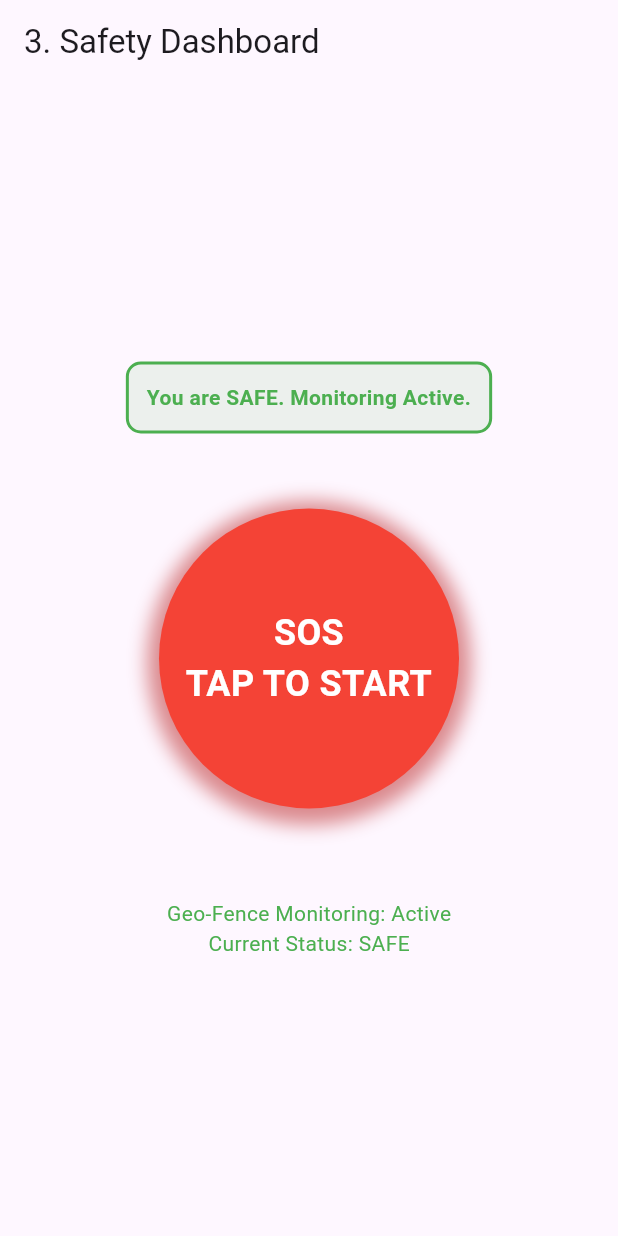
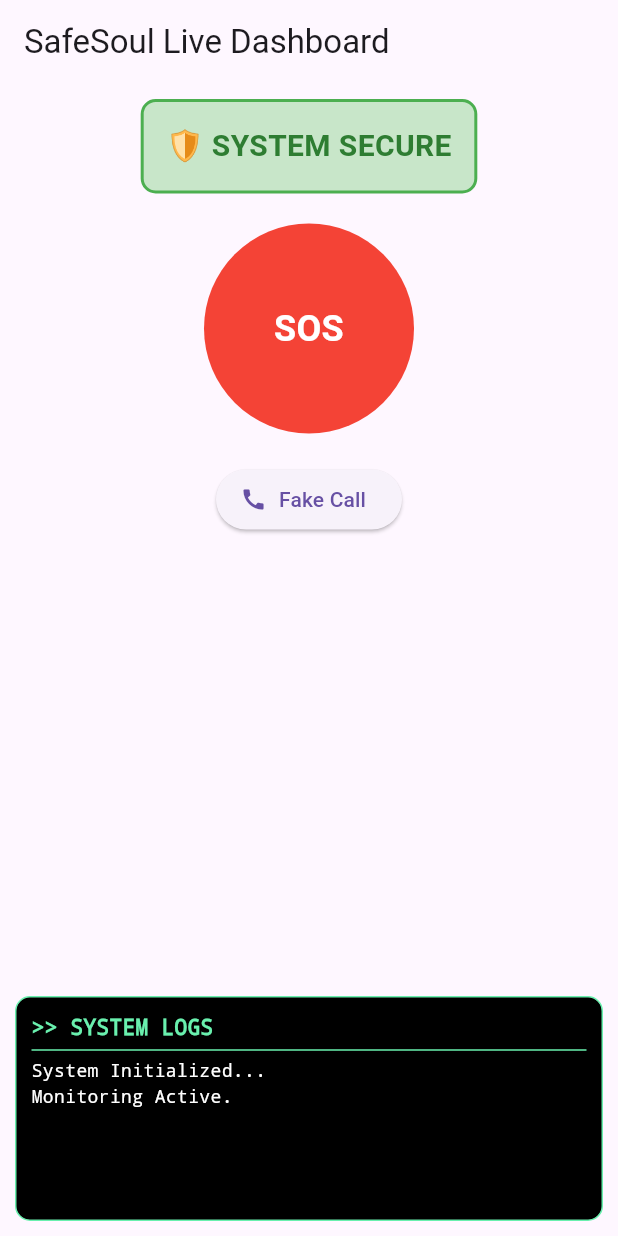
Before and after one commit to PDK45/SOS-GEO-FENCING-APP, a Flutter app: the HomeScreen screen opened directly, on a phone screen of 412 x 824 dp. Run offline on Flutter 3.47's test engine with Material 3 defaults, Android fonts, the phone set to English and light mode, and no system bars; our stand-ins replace geolocator, sensors_plus, shared_preferences; missing offline and left inert: telephony; accounts and stored records are empty.

Commit message:
Updated App

```diff
--- a/lib/home_screen.dart
+++ b/lib/home_screen.dart
@@ -2,9 +2,9 @@
 
 import 'package:flutter/material.dart';
 import 'package:sensors_plus/sensors_plus.dart';
+import 'package:geolocator/geolocator.dart';
 import 'dart:async';
-
-import 'alert_logic.dart'; // Import the core alert logic
+import 'alert_logic.dart' as app_logic;
 
 class HomeScreen extends StatefulWidget {
   const HomeScreen({super.key});
@@ -14,183 +14,197 @@ class HomeScreen extends StatefulWidget {
 }
 
 class _HomeScreenState extends State<HomeScreen> {
-  StreamSubscription? _accelerometerSubscription;
-  bool isMonitoring = true; // Use this to toggle monitoring
+  StreamSubscription? _accelSub;
+  StreamSubscription? _geoSub;
+  bool isMonitoring = true;
+
+  // Console Logs List
+  List<String> logs = ["System Initialized...", "Monitoring Active."];
+  ScrollController _logScrollController = ScrollController();
 
   @override
   void initState() {
     super.initState();
-    _startBackgroundMonitoring();
+    _startSensors();
+    _startGeoFencing();
+
+    // Connect the Logic Log to this UI
+    app_logic.onLogUpdate = (String message) {
+      if (mounted) {
+        setState(() {
+          logs.add("${DateTime.now().hour}:${DateTime.now().minute}:${DateTime.now().second} > $message");
+          // Auto-scroll to bottom
+          Future.delayed(const Duration(milliseconds: 100), () {
+             if (_logScrollController.hasClients) {
+               _logScrollController.animateTo(
+                 _logScrollController.position.maxScrollExtent,
+                 duration: const Duration(milliseconds: 300),
+                 curve: Curves.easeOut);
+             }
+          });
+        });
+      }
+    };
+
+    Timer.periodic(const Duration(seconds: 1), (timer) { if(mounted) setState((){}); });
   }
 
   @override
   void dispose() {
-    _accelerometerSubscription?.cancel();
+    _accelSub?.cancel();
+    _geoSub?.cancel();
     super.dispose();
   }
 
-  // --- Feature 3: Shake Detection Logic ---
-  void _startBackgroundMonitoring() {
-    // Listen to accelerometer events for shake detection (Feature 3)
-    _accelerometerSubscription = accelerometerEvents.listen((AccelerometerEvent event) {
-      if (!isMonitoring) return;
-
-      double x = event.x;
-      double y = event.y;
-      double z = event.z;
-
-      // Simple shake detection logic: rapid change in total acceleration
-      // A more robust shake detection tracks peaks and valleys.
-      if ((x.abs() > 25.0 || y.abs() > 25.0 || z.abs() > 25.0) && currentStatus == AlertStatus.safe) {
-        // Debounce: ensure only one alert is triggered per event
-        setState(() {
-            triggerAlert(reason: 'Panic Shake Gesture');
-        });
-      }
-
-      // We will add the Basic Fall Detection (Feature 5) logic here later.
+  void _launchFakeCall() {
+    app_logic.triggerFakeCall();
+    ScaffoldMessenger.of(context).showSnackBar(const SnackBar(content: Text("Fake Call in 10s...")));
+    Future.delayed(const Duration(seconds: 10), () {
+      if(mounted) Navigator.push(context, MaterialPageRoute(builder: (context) => const FakeCallScreen()));
     });
   }
 
-  // Helper to visually update the status
-  void _updateStatus() {
-    setState(() {}); // Rebuilds the UI to reflect the currentStatus change
+  void _startSensors() {
+    _accelSub = accelerometerEvents.listen((event) {
+      if (!isMonitoring) return;
+      double magnitude = (event.x * event.x + event.y * event.y + event.z * event.z);
+      if (magnitude > 600.0 && app_logic.currentStatus == app_logic.AlertStatus.safe) {
+        app_logic.triggerAlert(reason: 'Panic Shake');
+      }
+    });
+  }
+
+  void _startGeoFencing() {
+    _geoSub = Geolocator.getPositionStream(
+      locationSettings: const LocationSettings(accuracy: LocationAccuracy.high, distanceFilter: 100),
+    ).listen((Position position) {
+      if (!isMonitoring || app_logic.currentStatus != app_logic.AlertStatus.safe) return;
+
+      bool isInside = false;
+      for (var zone in app_logic.safeZones) {
+        double dist = Geolocator.distanceBetween(position.latitude, position.longitude, zone.latitude, zone.longitude);
+        if (dist <= zone.radiusMeters) { isInside = true; break; }
+      }
+
+      if (!isInside && app_logic.safeZones.isNotEmpty) {
+        app_logic.triggerAlert(reason: 'Geo-Fence Exit');
+      }
+    });
   }
 
   @override
   Widget build(BuildContext context) {
-    // Re-check status from external logic file
-    if (currentStatus != AlertStatus.safe) {
-      // Re-initialize timer if the app was backgrounded/reopened
-      // (Advanced: requires lifecycle management, simple solution for prototype: update status)
-      if (currentStatus == AlertStatus.tier1 && alertTimer?.isActive == false) {
-        // If the timer expired while the app was closed, force escalation (simple recovery)
-        WidgetsBinding.instance.addPostFrameCallback((_) => escalateToTier2());
-      }
-    }
+    bool isAlert = app_logic.currentStatus != app_logic.AlertStatus.safe;
 
     return Scaffold(
-      appBar: AppBar(title: const Text('3. Safety Dashboard')),
-      body: Center(
-        child: Column(
-          mainAxisAlignment: MainAxisAlignment.center,
-          children: <Widget>[
-            // Current Safety Status
-            _buildSafetyStatusIndicator(),
+      appBar: AppBar(title: const Text('SafeSoul Live Dashboard')),
+      body: Column(
+        children: [
+          const SizedBox(height: 10),
 
-            const SizedBox(height: 50),
+          // 1. Status Card
+          Container(
+            padding: const EdgeInsets.all(15),
+            margin: const EdgeInsets.symmetric(horizontal: 20),
+            decoration: BoxDecoration(
+              color: isAlert ? Colors.red.shade100 : Colors.green.shade100,
+              borderRadius: BorderRadius.circular(10),
+              border: Border.all(color: isAlert ? Colors.red : Colors.green, width: 2),
+            ),
+            child: Text(
+              isAlert ? "🚨 ALERT ACTIVE 🚨" : "🛡️ SYSTEM SECURE",
+              textAlign: TextAlign.center,
+              style: TextStyle(fontSize: 20, fontWeight: FontWeight.bold, color: isAlert ? Colors.red : Colors.green.shade800),
+            ),
+          ),
 
-            // Large SOS Button (Manual Activation)
-            GestureDetector(
-              onTap: () {
-                setState(() {
-                  if (currentStatus == AlertStatus.safe) {
-                    triggerAlert(reason: 'Manual Button Press');
-                  } else {
-                    confirmSafety(); // Manual Tap cancels the alert if active
-                  }
-                });
-              },
-              child: Container(
-                width: 200,
-                height: 200,
-                decoration: BoxDecoration(
-                  shape: BoxShape.circle,
-                  color: currentStatus == AlertStatus.safe ? Colors.red : Colors.green,
-                  boxShadow: [
-                    BoxShadow(
-                      color: (currentStatus != AlertStatus.safe ? Colors.green.shade900 : Colors.red.shade900).withOpacity(0.5),
-                      spreadRadius: 8,
-                      blurRadius: 10,
-                      offset: const Offset(0, 3),
-                    ),
-                  ],
-                ),
-                child: Center(
-                  child: Text(
-                    currentStatus == AlertStatus.safe ? 'SOS\nTAP TO START' : 'SAFETY CONFIRMED\nTAP TO CANCEL',
-                    textAlign: TextAlign.center,
-                    style: const TextStyle(
-                      color: Colors.white,
-                      fontSize: 24,
-                      fontWeight: FontWeight.bold,
+          const SizedBox(height: 20),
+
+          // 2. SOS Button
+          GestureDetector(
+            onTap: () => setState(() {
+              if (isAlert) app_logic.confirmSafety();
+              else app_logic.triggerAlert(reason: "Manual SOS Button");
+            }),
+            child: CircleAvatar(
+              radius: 70,
+              backgroundColor: isAlert ? Colors.green : Colors.red,
+              child: Text(isAlert ? "I AM\nSAFE" : "SOS", textAlign: TextAlign.center, style: const TextStyle(color: Colors.white, fontSize: 24, fontWeight: FontWeight.bold)),
+            ),
+          ),
+
+          const SizedBox(height: 20),
+
+          // 3. Fake Call Button
+          ElevatedButton.icon(
+            onPressed: _launchFakeCall,
+            icon: const Icon(Icons.call),
+            label: const Text("Fake Call"),
+          ),
+
+          const Spacer(),
+
+          // 4. HACKATHON CONSOLE (Visual Log)
+          Container(
+            height: 150,
+            width: double.infinity,
+            margin: const EdgeInsets.all(10),
+            padding: const EdgeInsets.all(10),
+            decoration: BoxDecoration(
+              color: Colors.black,
+              borderRadius: BorderRadius.circular(10),
+              border: Border.all(color: Colors.greenAccent),
+            ),
+            child: Column(
+              crossAxisAlignment: CrossAxisAlignment.start,
+              children: [
+                const Text(">> SYSTEM LOGS", style: TextStyle(color: Colors.greenAccent, fontWeight: FontWeight.bold, fontFamily: 'monospace')),
+                const Divider(color: Colors.greenAccent, height: 10),
+                Expanded(
+                  child: ListView.builder(
+                    controller: _logScrollController,
+                    itemCount: logs.length,
+                    itemBuilder: (ctx, i) => Text(
+                      logs[i],
+                      style: const TextStyle(color: Colors.white, fontSize: 12, fontFamily: 'monospace')
                     ),
                   ),
                 ),
-              ),
+              ],
             ),
-            const SizedBox(height: 40),
-
-            // Tier 1 Confirmation UI (Feature 4)
-            if (currentStatus == AlertStatus.tier1)
-              _buildConfirmationBar(context),
-
-            if (currentStatus == AlertStatus.tier2 || currentStatus == AlertStatus.tier3)
-              const Text('ALERT SENT! Emergency contacts have been notified.', style: TextStyle(color: Colors.red, fontWeight: FontWeight.bold)),
-
-            // Geo-Fence Status Placeholder
-            const SizedBox(height: 20),
-            Text('Geo-Fence Monitoring: ${isMonitoring ? 'Active' : 'Inactive'}', style: TextStyle(color: isMonitoring ? Colors.green : Colors.grey)),
-            Text('Current Status: ${currentStatus.name.toUpperCase()}', style: TextStyle(color: currentStatus != AlertStatus.safe ? Colors.red : Colors.green)),
-          ],
-        ),
-      ),
-    );
-  }
-
-  Widget _buildSafetyStatusIndicator() {
-    String statusText;
-    Color color;
-
-    switch (currentStatus) {
-      case AlertStatus.safe:
-        statusText = 'You are SAFE. Monitoring Active.';
-        color = Colors.green;
-        break;
-      case AlertStatus.tier1:
-        statusText = 'SAFETY CHECK: Tap to confirm you are safe!';
-        color = Colors.orange;
-        break;
-      case AlertStatus.tier2:
-        statusText = 'TIER 2 ALERT: Contacts Notified. Police Alert in ${alertTimer?.tick ?? 0}s.';
-        color = Colors.red.shade700;
-        break;
-      case AlertStatus.tier3:
-        statusText = 'TIER 3 ALERT: Authorities Notified.';
-        color = Colors.red.shade900;
-        break;
-    }
-
-    return Container(
-      padding: const EdgeInsets.all(12),
-      margin: const EdgeInsets.symmetric(horizontal: 20),
-      decoration: BoxDecoration(
-        color: color.withOpacity(0.1),
-        border: Border.all(color: color, width: 2),
-        borderRadius: BorderRadius.circular(10),
-      ),
-      child: Text(statusText, textAlign: TextAlign.center, style: TextStyle(color: color, fontWeight: FontWeight.bold)),
-    );
-  }
-
-  Widget _buildConfirmationBar(BuildContext context) {
-    // Simple bar to visualize the 5-minute confirmation window
-    return Container(
-      padding: const EdgeInsets.symmetric(horizontal: 20, vertical: 15),
-      color: Colors.yellow.shade100,
-      child: Column(
-        children: [
-          const Text('AUTOMATIC ALERT TRIGGERED', style: TextStyle(fontWeight: FontWeight.bold, color: Colors.black87)),
-          const Text('Confirm safety within 5 minutes or contacts will be notified.', style: TextStyle(color: Colors.black54)),
-          const SizedBox(height: 10),
-          // In a final app, this would be a real countdown bar.
-          LinearProgressIndicator(
-            value: 0.5, // Placeholder for demonstration
-            backgroundColor: Colors.grey.shade300,
-            valueColor: const AlwaysStoppedAnimation<Color>(Colors.orange),
           ),
         ],
       ),
     );
   }
 }
+
+// --- FAKE CALL SCREEN ---
+class FakeCallScreen extends StatelessWidget {
+  const FakeCallScreen({super.key});
+  @override
+  Widget build(BuildContext context) {
+    return Scaffold(
+      backgroundColor: Colors.black,
+      body: Center(
+        child: Column(
+          mainAxisAlignment: MainAxisAlignment.center,
+          children: [
+             const Icon(Icons.person, size: 80, color: Colors.white),
+             const SizedBox(height: 20),
+             const Text("Mom", style: TextStyle(color: Colors.white, fontSize: 32)),
+             const Text("Mobile", style: TextStyle(color: Colors.white54)),
+             const SizedBox(height: 100),
+             Row(
+               mainAxisAlignment: MainAxisAlignment.spaceEvenly,
+               children: [
+                 FloatingActionButton(onPressed: () => Navigator.pop(context), backgroundColor: Colors.red, child: const Icon(Icons.call_end)),
+                 FloatingActionButton(onPressed: () => Navigator.pop(context), backgroundColor: Colors.green, child: const Icon(Icons.call)),
+               ],
+             )
+          ],
+        ),
+      ),
+    );
+  }
+}
--- a/pubspec.yaml
+++ b/pubspec.yaml
@@ -41,6 +41,10 @@ dependencies:
 
   # Feature 1 & 4: SMS Functionality (Compatible Version)
   telephony: ^0.2.0
+
+  shared_preferences: ^2.2.2
+  flutter_map: ^6.0.0
+  latlong2: ^0.9.0
   # The "flutter_lints" package below contains a set of recommended lints to
   # encourage good coding practices. The lint set provided by the package is
   # activated in the `analysis_options.yaml` file located at the root of your
```
Also changed, not shown: lib/alert_logic.dart (+76 -90 lines), pubspec.lock, 1 other file.
